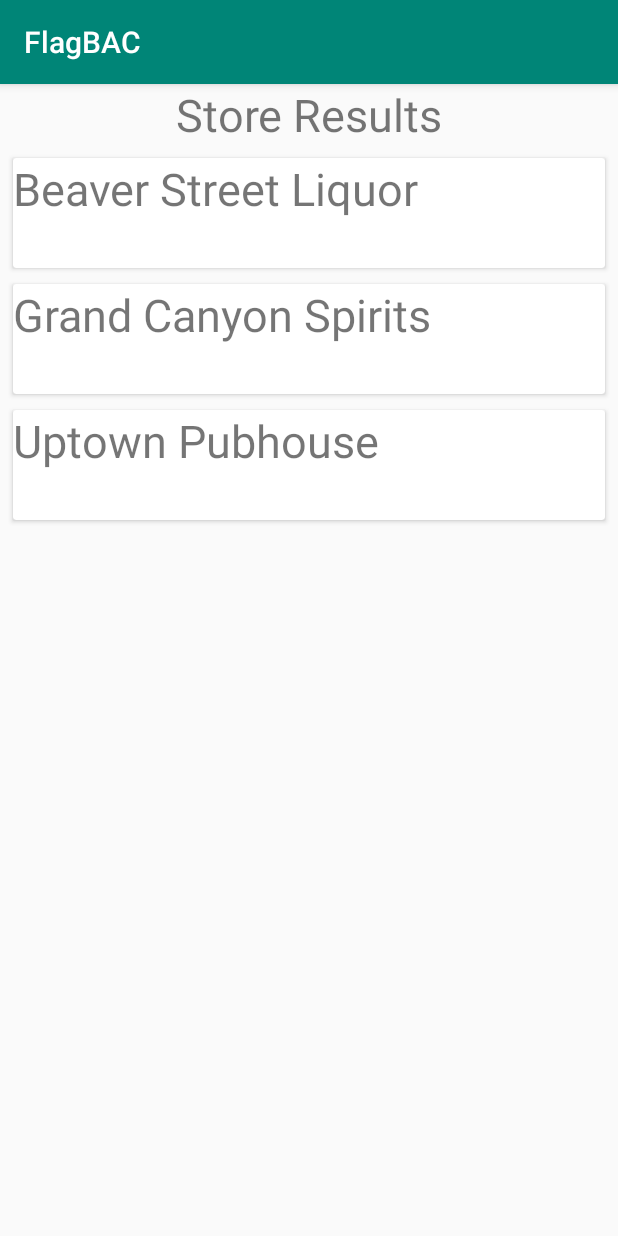
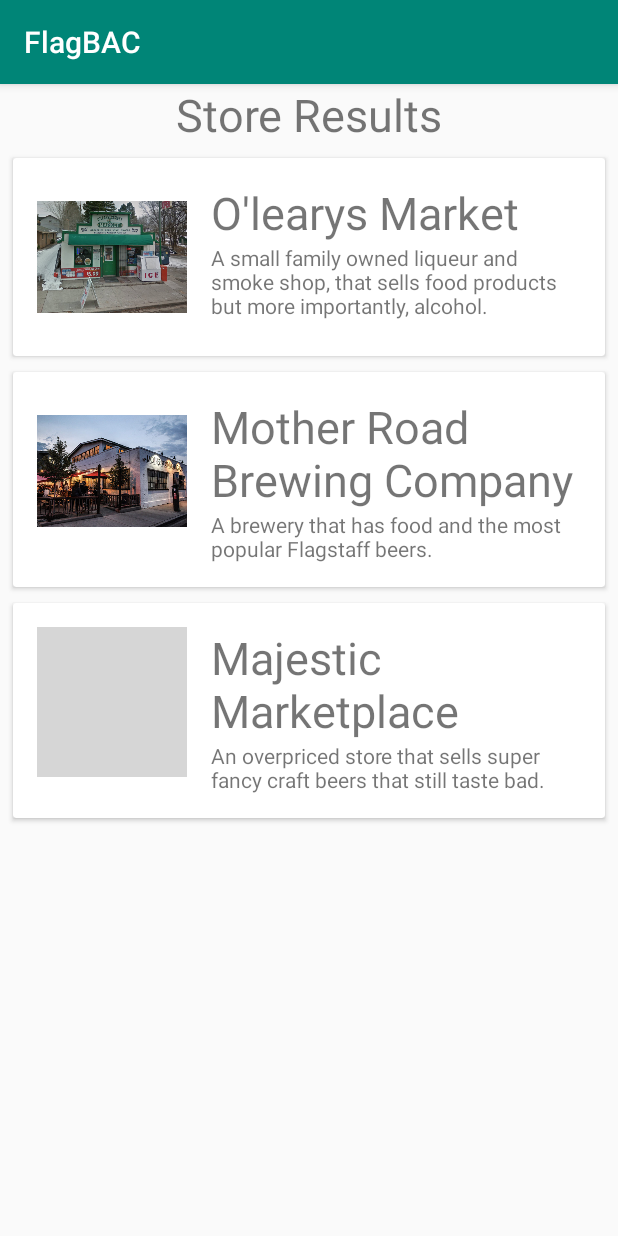
Before and after one commit to Porter-Carl-IV/FlagBAC, an Android app: the AlcoholSearch screen opened directly, with no data from a screen before it, after a tap on "Tower Station", on a phone screen of 412 x 824 dp. Run offline under Robolectric (Android 15) with nearby library versions, the phone set to English and light mode, and no system bars; grey boxes are pictures that could not be loaded.

Commit message:
Fixed a few issues with the images and store description.

```diff
--- a/app/src/main/java/com/example/flagbac/AlcoholAdapter.kt
+++ b/app/src/main/java/com/example/flagbac/AlcoholAdapter.kt
@@ -8,9 +8,9 @@
 import android.widget.ImageView
 import android.widget.TextView
 import androidx.cardview.widget.CardView
+import androidx.core.content.ContextCompat
 import androidx.core.content.ContextCompat.startActivity
 import androidx.recyclerview.widget.RecyclerView
-import kotlinx.android.synthetic.main.alcohol_card_view.*
 
 class AlcoholAdapter(val alcoholList: ArrayList<Alcohol>,
                      val context: Context) : RecyclerView.Adapter<AlcoholAdapter.ViewHolder>() {
@@ -26,7 +26,8 @@
     override fun onBindViewHolder(holder: ViewHolder, position: Int) {
         holder.name?.text = alcoholList[position].name
         holder.brewery?.text = alcoholList[position].brewery
-        holder.imgID.setImageResource(R.drawable.beer)
+        holder.imgID.setImageDrawable(ContextCompat.getDrawable(context, alcoholList[position].imgID))
+
         holder.cardView.setOnClickListener {
             val intent = Intent(context, StoreSearch::class.java)
             val alcohol = alcoholList.get(position)
--- a/app/src/main/java/com/example/flagbac/AlcoholSearch.kt
+++ b/app/src/main/java/com/example/flagbac/AlcoholSearch.kt
@@ -26,29 +26,34 @@
     }
 
     fun addAlcohol() {
-        val safeway = Store("Safeway", "A store that sells food products but more importantly, alcohol.")
-        val frys = Store( "Frys", "A store that sells food products but more importantly, alcohol.")
-        val majesticMP = Store( "Majestic Marketplace", "An overpriced store that sells super fancy craft beers that still taste bad.")
-        val beaverSL = Store("Beaver Street Liquor", "I have never been here.")
-        val grandCS = Store("Grand Canyon Spirits", "Im assumming they sell spirits.")
-        val uptown = Store("Uptown Pubhouse", "The worst bar in all of flagstaff. Well I guess its better than Collins.")
+        val safeway = Store("O'learys Market", "A small family owned liqueur and smoke shop, that sells food products but more importantly, alcohol.", R.drawable.oleary)
+        val motherroad = Store( "Mother Road Brewing Company", "A brewery that has food and the most popular Flagstaff beers.", R.drawable.motherroad_store)
+        val majesticMP = Store( "Majestic Marketplace", "An overpriced store that sells super fancy craft beers that still taste bad.", R.drawable.majestic)
+        val beaverSL = Store("Beaver Street Brewery", "A classic flagstaff brewery with pool.", R.drawable.beaverstreet)
+        val grandCS = Store("Grand Canyon Brewery + Distillery", "Arizona brewery that sells beer and spirits.", R.drawable.grandcanyon)
+        val uptown = Store("Uptown Pubhouse", "The worst bar in all of flagstaff. Well I guess its better than Collins.", R.drawable.uptown)
 
         val stores1 = ArrayList<Store>()
         val stores2 = ArrayList<Store>()
 
         stores1.add(safeway)
-        stores1.add(frys)
+        stores1.add(motherroad)
         stores1.add(majesticMP)
+
         stores2.add(beaverSL)
         stores2.add(grandCS)
         stores2.add(uptown)
-        val kolch = Alcohol("Kolch", "Mother Road", 4, stores1)
-        val towerStation = Alcohol("Tower Station", "Mother Road", 5, stores2)
-//        val dailyDriver = Alcohol( "Daily Driver", "Mother Road", 6, majesticMP)
-//        val pbr = Alcohol("Pabst Blue Ribbon", "Pabst Brewing Company", 7, uptown)
+
+        val kolch = Alcohol("Kolsch", "Mother Road", R.drawable.kolsch, stores1)
+        val hazyangel = Alcohol("Hazy Angel IPA", "Lumberyard", R.drawable.hazy_angel, stores2)
+        val blackiron = Alcohol("Black Iron IPA","Grand Canyon Brewing", R.drawable.black_iron, stores2)
+        val towerStation = Alcohol("Tower Station", "Mother Road", R.drawable.tower_station, stores1)
+        val flagstaffapi = Alcohol("Flagstaff IPA","Lumberyard",R.drawable.flagstaff_api, stores1)
+
         alcoholList.add(kolch)
+        alcoholList.add(hazyangel)
+        alcoholList.add(blackiron)
         alcoholList.add(towerStation)
-//        alcoholList.add(dailyDriver)
-//        alcoholList.add(pbr)
+        alcoholList.add(flagstaffapi)
     }
 }
--- a/app/src/main/java/com/example/flagbac/Store.kt
+++ b/app/src/main/java/com/example/flagbac/Store.kt
@@ -8,6 +8,7 @@
 // Ignore warning, it works fine. Throwing error is a problem with the IDE.
 data class Store(
     val name: String,
-    val desc: String) : Parcelable {
+    val desc: String,
+    val imgID: Int) : Parcelable {
 
 }
--- a/app/src/main/java/com/example/flagbac/StoreAdapter.kt
+++ b/app/src/main/java/com/example/flagbac/StoreAdapter.kt
@@ -5,10 +5,10 @@
 import android.view.LayoutInflater
 import android.view.View
 import android.view.ViewGroup
+import android.widget.ImageView
 import android.widget.TextView
 import androidx.cardview.widget.CardView
 import androidx.core.content.ContextCompat
-
 import androidx.recyclerview.widget.RecyclerView
 
 class StoreAdapter(val storeList: ArrayList<Store>, val context: Context) : RecyclerView.Adapter<StoreAdapter.ViewHolder>() {
@@ -23,6 +23,8 @@
     override fun onBindViewHolder(holder: ViewHolder, location: Int) {
 
         holder.name?.text = storeList[location].name
+        holder.desc?.text = storeList[location].desc
+        holder.imgID.setImageDrawable(ContextCompat.getDrawable(context, storeList[location].imgID))
 
         holder.cardView.setOnClickListener {
             val intent = Intent(context, StoreDescription::class.java)
@@ -34,5 +36,7 @@
     class ViewHolder(itemView: View) : RecyclerView.ViewHolder(itemView) {
         val cardView = itemView.findViewById<CardView>(R.id.storeCV)
         val name = itemView.findViewById<TextView>(R.id.store_name)
+        val desc = itemView.findViewById<TextView>(R.id.store_desc)
+        val imgID = itemView.findViewById<ImageView>(R.id.store_photo)
     }
 }
--- a/app/src/main/java/com/example/flagbac/StoreDescription.kt
+++ b/app/src/main/java/com/example/flagbac/StoreDescription.kt
@@ -2,6 +2,7 @@
 
 import androidx.appcompat.app.AppCompatActivity
 import android.os.Bundle
+import androidx.core.content.ContextCompat
 import kotlinx.android.synthetic.main.activity_store_description.*
 
 class StoreDescription : AppCompatActivity() {
@@ -12,7 +13,8 @@
 
         val store = intent.getParcelableExtra<Store>("store_details")
 
-        store_name.text = store.name;
-        store_desc.text = store.desc;
+        store_name.text = store.name
+        store_desc.text = store.desc
+        store_photo.setImageResource(store.imgID)
     }
 }
--- a/app/src/main/java/com/example/flagbac/StoreSearch.kt
+++ b/app/src/main/java/com/example/flagbac/StoreSearch.kt
@@ -12,7 +12,6 @@
     override fun onCreate(savedInstanceState: Bundle?) {
         super.onCreate(savedInstanceState)
         setContentView(R.layout.store_search)
-
 
         val alcohol = intent.getParcelableExtra<Alcohol>("alcohol_details")
 
--- a/app/src/main/res/layout/activity_store_description.xml
+++ b/app/src/main/res/layout/activity_store_description.xml
@@ -18,6 +18,15 @@
         app:layout_constraintStart_toStartOf="parent"
         app:layout_constraintTop_toTopOf="parent">
 
+        <ImageView
+            android:id="@+id/store_photo"
+            android:layout_width="wrap_content"
+            android:layout_height="wrap_content"
+            android:text="TextView"
+            app:layout_constraintEnd_toEndOf="parent"
+            app:layout_constraintStart_toStartOf="parent"
+            app:layout_constraintTop_toTopOf="parent" />
+
         <TextView
             android:id="@+id/store_name"
             android:layout_width="wrap_content"
@@ -27,7 +36,7 @@
             android:textStyle="bold"
             app:layout_constraintEnd_toEndOf="parent"
             app:layout_constraintStart_toStartOf="parent"
-            app:layout_constraintTop_toTopOf="parent" />
+            app:layout_constraintTop_toBottomOf="@+id/store_photo"/>
 
         <TextView
             android:id="@+id/store_desc"
@@ -36,9 +45,10 @@
             android:text="@string/def_store_desc"
             app:layout_constraintBottom_toBottomOf="parent"
             app:layout_constraintEnd_toEndOf="parent"
+            app:layout_constraintHorizontal_bias="0.574"
             app:layout_constraintStart_toStartOf="parent"
             app:layout_constraintTop_toBottomOf="@+id/store_name"
-            tools:text="@tools:sample/lorem/random" />
+            app:layout_constraintVertical_bias="0.0" />
 
     </androidx.constraintlayout.widget.ConstraintLayout>
 
--- a/app/src/main/res/layout/store_card_view.xml
+++ b/app/src/main/res/layout/store_card_view.xml
@@ -8,20 +8,39 @@
     <androidx.cardview.widget.CardView
         android:id="@+id/storeCV"
         android:layout_width="match_parent"
-        android:layout_height="73dp"
+        android:layout_height="wrap_content"
         android:layout_margin="5dp">
+
+        <RelativeLayout
+            android:layout_width="match_parent"
+            android:layout_height="wrap_content"
+            android:padding="16dp"
+            android:paddingTop="7dp">
+
+            <ImageView
+                android:id="@+id/store_photo"
+                android:layout_width="100dp"
+                android:layout_height="100dp"
+                android:layout_alignParentLeft="true"
+                android:layout_alignParentTop="true"
+                android:layout_marginRight="16dp"
+                tools:srcCompat="@tools:sample/avatars[0]" />
 
             <TextView
                 android:id="@+id/store_name"
                 android:layout_width="wrap_content"
                 android:layout_height="wrap_content"
+                android:layout_alignParentTop="true"
+                android:layout_toRightOf="@+id/store_photo"
                 android:textSize="30sp" />
 
-        <ImageView
-            android:id="@+id/imageView"
+            <TextView
+                android:id="@+id/store_desc"
                 android:layout_width="wrap_content"
                 android:layout_height="wrap_content"
-            tools:srcCompat="@tools:sample/avatars" />
+                android:layout_below="@+id/store_name"
+                android:layout_toRightOf="@+id/store_photo" />
 
+        </RelativeLayout>
     </androidx.cardview.widget.CardView>
 </LinearLayout>
```
Also changed, not shown: app/src/main/res/drawable/beaverstreet.jpg (added), app/src/main/res/drawable/black_iron.jpg (added), app/src/main/res/drawable/flagstaff_api.png (added), app/src/main/res/drawable/grandcanyon.jpg (added), app/src/main/res/drawable/hazy_angel.png (added), app/src/main/res/drawable/kolsch.png (added), app/src/main/res/drawable/motherroad_store.jpg (added), app/src/main/res/drawable/oleary.png (added), app/src/main/res/drawable/tower_station.png (added), app/src/main/res/drawable/uptown.JPG (added), 1 other file. Lines whose indentation alone changed are shown as unchanged.
